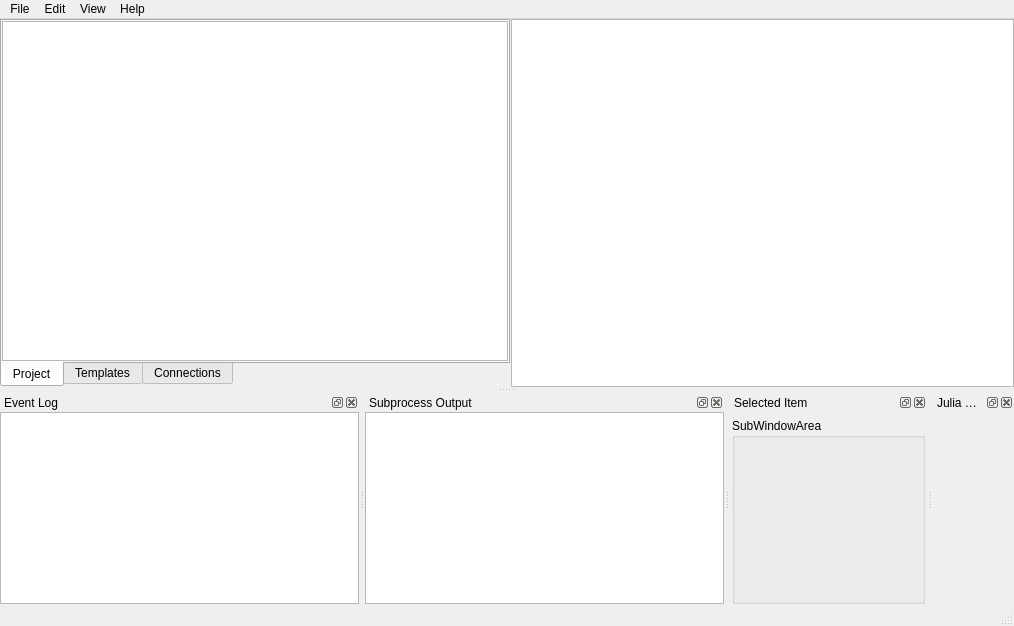
Qt form spinetoolbox/ui/mainwindow.ui (spine-tools/Spine-Toolbox) before a commit.
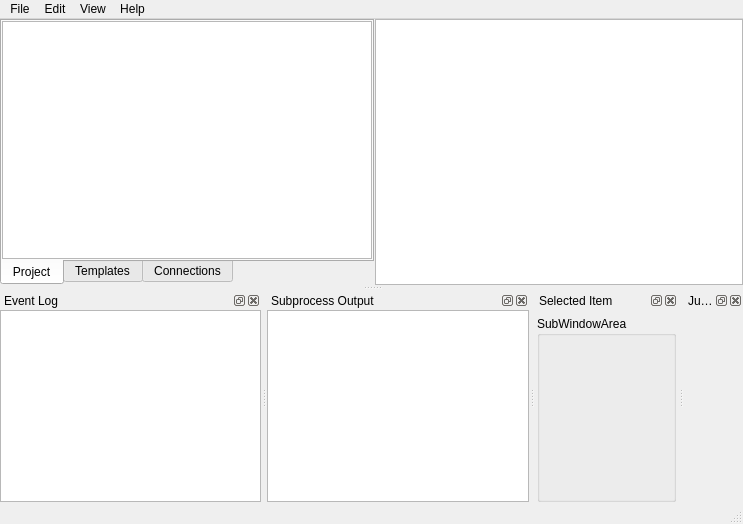
The same form after that commit. Icons and pictures are not drawn. Custom widgets are drawn as their Qt base class.

Patch:
```diff
--- a/spinetoolbox/ui/mainwindow.ui
+++ b/spinetoolbox/ui/mainwindow.ui
@@ -26,8 +26,8 @@
    <rect>
     <x>0</x>
     <y>0</y>
-    <width>1014</width>
-    <height>626</height>
+    <width>743</width>
+    <height>524</height>
    </rect>
   </property>
   <property name="windowTitle">
@@ -333,6 +333,9 @@
          </color>
         </brush>
        </property>
+       <property name="alignment">
+        <set>Qt::AlignCenter</set>
+       </property>
        <property name="renderHints">
         <set>QPainter::Antialiasing|QPainter::TextAntialiasing</set>
        </property>
@@ -352,8 +355,8 @@
     <rect>
      <x>0</x>
      <y>0</y>
-     <width>1014</width>
-     <height>26</height>
+     <width>743</width>
+     <height>25</height>
     </rect>
    </property>
    <widget class="QMenu" name="menuFile">
```
Left out of the diff: 18 changed lines with no effect on the pictures.
